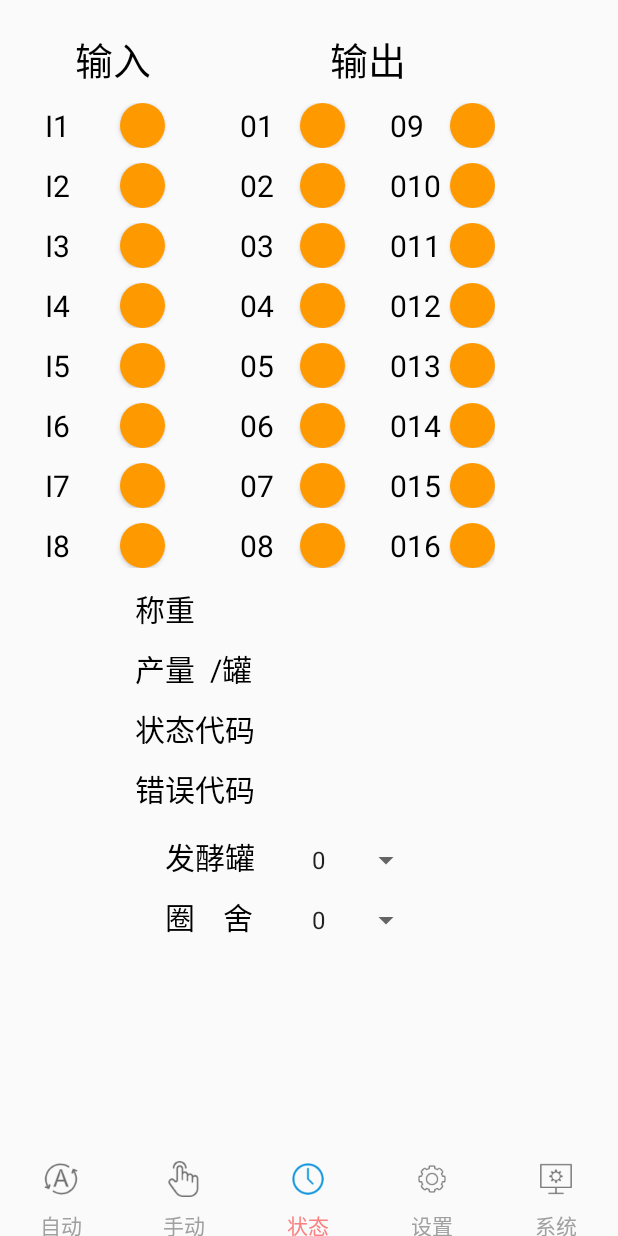
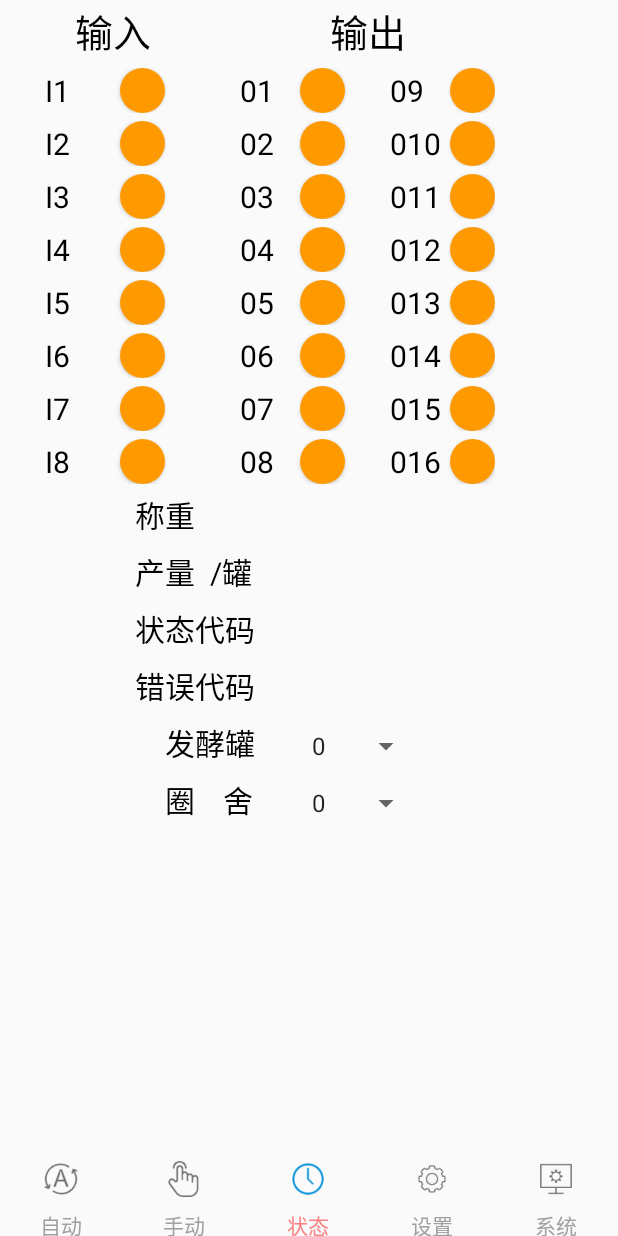
Before and after one commit to shiqiang319/Tab, an Android app: the screen it shows after launch (TabLayoutMainActivity), item 3 of the bottom bar chosen, on a phone screen of 412 x 824 dp. Run offline under Robolectric (Android 15) with nearby library versions, the phone set to English and light mode, and no system bars; libraries missing offline, so code that uses them is left out: me.jessyan.autosize, org.eclipse.paho; 4 statements that could not run were skipped.

Commit message:
加入屏幕适配。

```diff
--- a/app/build.gradle
+++ b/app/build.gradle
@@ -30,4 +30,5 @@ dependencies {
     implementation files('libs\\org.eclipse.paho.client.mqttv3-1.2.2.jar')
     implementation 'com.google.code.gson:gson:2.8.6'
     implementation 'androidx.swiperefreshlayout:swiperefreshlayout:1.0.0'
+    implementation 'me.jessyan:autosize:1.2.1'
 }
--- a/app/src/main/AndroidManifest.xml
+++ b/app/src/main/AndroidManifest.xml
@@ -17,6 +17,12 @@
                 <category android:name="android.intent.category.LAUNCHER" />
             </intent-filter>
         </activity>
+        <meta-data
+            android:name="design_width_in_dp"
+            android:value="360"/>
+        <meta-data
+            android:name="design_height_in_dp"
+            android:value="640"/>
     </application>
 
 </manifest>
--- a/app/src/main/java/com/example/tab/FristFragment.java
+++ b/app/src/main/java/com/example/tab/FristFragment.java
@@ -18,6 +18,8 @@ import androidx.annotation.NonNull;
 import androidx.annotation.Nullable;
 import androidx.fragment.app.Fragment;
 import androidx.swiperefreshlayout.widget.SwipeRefreshLayout;
+
+import me.jessyan.autosize.internal.CustomAdapt;
 
 import static com.example.tab.Utility.BtnShow;
 
@@ -71,7 +73,7 @@ public class FristFragment extends Fragment {
                     public void run() {
                         //从SharedPreferences读取数据
                         prefs=getActivity().getSharedPreferences("datastore",0);
-                         dataString=prefs.getString("data","");
+                        dataString=prefs.getString("data","");
                         Log.e("自动数据读取",dataString);
                         newdata=Utility.handleDataResponse(dataString);
                         showDataInfo(newdata);
--- a/app/src/main/java/com/example/tab/SecondFragment.java
+++ b/app/src/main/java/com/example/tab/SecondFragment.java
@@ -8,6 +8,7 @@ import android.util.Log;
 import android.view.LayoutInflater;
 import android.view.View;
 import android.view.ViewGroup;
+import android.view.animation.Animation;
 import android.widget.AdapterView;
 import android.widget.Button;
 import android.widget.Spinner;
@@ -52,6 +53,7 @@ public class SecondFragment extends Fragment {
     private Button jiebodai;
     private Spinner spin_fajiao;
     private Spinner spin_juanshe;
+    private boolean isGetData = false;
     @SuppressLint("ResourceAsColor")
     @Nullable
     @Override
@@ -224,7 +226,7 @@ public class SecondFragment extends Fragment {
         }else {
             BtnShow(shusong,"输送开","#00AA44");
         }
-        if ((newdata.Para.get(4) & 8291)==8291){
+        if ((newdata.Para.get(4) & 8192)==8192){
             BtnShow(jieru,"接入关","#FF0000");
 
 
@@ -475,5 +477,31 @@ public class SecondFragment extends Fragment {
         });
 
     }
+//    @Override
+//    public Animation onCreateAnimation(int transit, boolean enter, int nextAnim) {
+//        //   进入当前Fragment
+//        if (enter && !isGetData) {
+//            isGetData = true;
+//            //   这里可以做网络请求或者需要的数据刷新操作
+////            GetData();
+//            Utility.requestData();//发送请求
+//            Log.e("下拉刷新","手动已发送查询指令!");
+//            new Handler().postDelayed(new Runnable() {
+//                @Override
+//                public void run() {
+//                    //从SharedPreferences读取数据
+//                    prefs=getActivity().getSharedPreferences("datastore",0);
+//                    String dataString=prefs.getString("data","");
+//                    Log.e("手动数据读取",dataString);
+//                    newdata=Utility.handleDataResponse(dataString);
+//                    showFjgDataInfo(newdata);
+//                    swipeRefresh.setRefreshing(false);
+//                }
+//            },1000);
+//        } else {
+//            isGetData = false;
+//        }
+//        return super.onCreateAnimation(transit, enter, nextAnim);
+//    }
 
 }
--- a/app/src/main/java/com/example/tab/TabLayoutMainActivity.java
+++ b/app/src/main/java/com/example/tab/TabLayoutMainActivity.java
@@ -16,7 +16,20 @@ import org.eclipse.paho.client.mqttv3.MqttMessage;
 import java.util.Timer;
 import java.util.TimerTask;
 
-public class TabLayoutMainActivity extends AppCompatActivity {
+import me.jessyan.autosize.AutoSizeConfig;
+import me.jessyan.autosize.internal.CustomAdapt;
+
+public class TabLayoutMainActivity extends AppCompatActivity implements CustomAdapt {
+    //自定义活动的自适应参数
+    @Override
+    public boolean isBaseOnWidth() {
+        return false;
+    }
+
+    @Override
+    public float getSizeInDp() {
+        return 667;
+    }
     private SharedPreferences prefs;
     //未选中的Tab图片
     private int[] unSelectTabRes = new int[]{R.drawable.zidong
@@ -129,6 +142,8 @@ public class TabLayoutMainActivity extends AppCompatActivity {
         });
     }
 
+
+
     //自定义适配器
     public class MyFragmentPagerAdapter extends FragmentPagerAdapter {
 
--- a/app/src/main/res/layout/fragment_thirtly.xml
+++ b/app/src/main/res/layout/fragment_thirtly.xml
@@ -11,7 +11,7 @@
         <RelativeLayout
             android:layout_width="wrap_content"
             android:layout_height="wrap_content"
-            android:layout_marginTop="20dp">
+            android:layout_marginTop="1dp">
             <TextView
                 android:layout_width="wrap_content"
                 android:layout_height="wrap_content"
@@ -30,7 +30,7 @@
         <RelativeLayout
             android:layout_width="wrap_content"
             android:layout_height="wrap_content"
-            android:layout_marginTop="10dp">
+            android:layout_marginTop="5dp">
             <TextView
                 android:layout_width="wrap_content"
                 android:layout_height="wrap_content"
@@ -39,12 +39,13 @@
                 android:textSize="20sp"
                 android:layout_centerVertical="true"
                 android:layout_marginLeft="30dp"/>
+
             <Button
                 android:id="@+id/btn_I1"
                 android:layout_width="30dp"
                 android:layout_height="30dp"
-                android:background="@drawable/button_circle_shape"
-                android:layout_marginLeft="80dp"/>
+                android:layout_marginLeft="80dp"
+                android:background="@drawable/button_circle_shape" />
             <TextView
                 android:layout_width="wrap_content"
                 android:layout_height="wrap_content"
@@ -78,7 +79,7 @@
         <RelativeLayout
             android:layout_width="wrap_content"
             android:layout_height="wrap_content"
-            android:layout_marginTop="10dp">
+            android:layout_marginTop="5dp">
             <TextView
                 android:layout_width="wrap_content"
                 android:layout_height="wrap_content"
@@ -87,12 +88,13 @@
                 android:textSize="20sp"
                 android:layout_centerVertical="true"
                 android:layout_marginLeft="30dp"/>
+
             <Button
                 android:id="@+id/btn_I2"
                 android:layout_width="30dp"
                 android:layout_height="30dp"
-                android:background="@drawable/button_circle_shape"
-                android:layout_marginLeft="80dp"/>
+                android:layout_marginLeft="80dp"
+                android:background="@drawable/button_circle_shape" />
             <TextView
                 android:layout_width="wrap_content"
                 android:layout_height="wrap_content"
@@ -125,7 +127,7 @@
         <RelativeLayout
             android:layout_width="wrap_content"
             android:layout_height="wrap_content"
-            android:layout_marginTop="10dp">
+            android:layout_marginTop="5dp">
             <TextView
                 android:layout_width="wrap_content"
                 android:layout_height="wrap_content"
@@ -134,12 +136,13 @@
                 android:textSize="20sp"
                 android:layout_centerVertical="true"
                 android:layout_marginLeft="30dp"/>
+
             <Button
                 android:id="@+id/btn_I3"
                 android:layout_width="30dp"
                 android:layout_height="30dp"
-                android:background="@drawable/button_circle_shape"
-                android:layout_marginLeft="80dp"/>
+                android:layout_marginLeft="80dp"
+                android:background="@drawable/button_circle_shape" />
             <TextView
                 android:layout_width="wrap_content"
                 android:layout_height="wrap_content"
@@ -172,7 +175,7 @@
         <RelativeLayout
             android:layout_width="wrap_content"
             android:layout_height="wrap_content"
-            android:layout_marginTop="10dp">
+            android:layout_marginTop="5dp">
             <TextView
                 android:layout_width="wrap_content"
                 android:layout_height="wrap_content"
@@ -219,7 +222,7 @@
         <RelativeLayout
             android:layout_width="wrap_content"
             android:layout_height="wrap_content"
-            android:layout_marginTop="10dp">
+            android:layout_marginTop="5dp">
             <TextView
                 android:layout_width="wrap_content"
                 android:layout_height="wrap_content"
@@ -266,7 +269,7 @@
         <RelativeLayout
             android:layout_width="wrap_content"
             android:layout_height="wrap_content"
-            android:layout_marginTop="10dp">
+            android:layout_marginTop="5dp">
             <TextView
                 android:layout_width="wrap_content"
                 android:layout_height="wrap_content"
@@ -313,7 +316,7 @@
         <RelativeLayout
             android:layout_width="wrap_content"
             android:layout_height="wrap_content"
-            android:layout_marginTop="10dp">
+            android:layout_marginTop="5dp">
             <TextView
                 android:layout_width="wrap_content"
                 android:layout_height="wrap_content"
@@ -360,7 +363,7 @@
         <RelativeLayout
             android:layout_width="wrap_content"
             android:layout_height="wrap_content"
-            android:layout_marginTop="10dp">
+            android:layout_marginTop="5dp">
             <TextView
                 android:layout_width="wrap_content"
                 android:layout_height="wrap_content"
@@ -407,7 +410,7 @@
         <RelativeLayout
             android:layout_width="wrap_content"
             android:layout_height="wrap_content"
-            android:layout_marginTop="12dp">
+            android:layout_marginTop="5dp">
             <TextView
                 android:layout_width="wrap_content"
                 android:layout_height="wrap_content"
@@ -426,7 +429,7 @@
         <RelativeLayout
             android:layout_width="wrap_content"
             android:layout_height="wrap_content"
-            android:layout_marginTop="10dp">
+            android:layout_marginTop="8dp">
             <TextView
                 android:layout_width="wrap_content"
                 android:layout_height="wrap_content"
@@ -452,7 +455,7 @@
         <RelativeLayout
             android:layout_width="wrap_content"
             android:layout_height="wrap_content"
-            android:layout_marginTop="10dp">
+            android:layout_marginTop="8dp">
             <TextView
                 android:layout_width="wrap_content"
                 android:layout_height="wrap_content"
@@ -470,7 +473,7 @@
         <RelativeLayout
             android:layout_width="wrap_content"
             android:layout_height="wrap_content"
-            android:layout_marginTop="10dp">
+            android:layout_marginTop="8dp">
             <TextView
                 android:layout_width="wrap_content"
                 android:layout_height="wrap_content"
@@ -488,14 +491,15 @@
         <RelativeLayout
             android:layout_width="wrap_content"
             android:layout_height="wrap_content"
-            android:layout_marginTop="15dp">
+            android:layout_marginTop="8dp">
+
             <TextView
                 android:layout_width="wrap_content"
                 android:layout_height="wrap_content"
+                android:layout_marginLeft="110dp"
                 android:text="发酵罐"
                 android:textColor="#000000"
-                android:textSize="20sp"
-                android:layout_marginLeft="110dp"/>
+                android:textSize="20sp" />
 
             <Spinner
                 android:id="@+id/spin4"
@@ -508,7 +512,7 @@
         <RelativeLayout
             android:layout_width="wrap_content"
             android:layout_height="wrap_content"
-            android:layout_marginTop="10dp">
+            android:layout_marginTop="8dp">
             <TextView
                 android:layout_width="wrap_content"
                 android:layout_height="wrap_content"
```
Also changed, not shown: app/src/main/res/layout/fragment_fifthly.xml (+21 -21 lines), app/src/main/res/layout/fragment_fourthly.xml (+10 -10 lines), app/src/main/res/layout/fragment_frist.xml (+10 -9 lines), app/src/main/res/layout/fragment_second.xml (+4 -4 lines), 1 other file.
